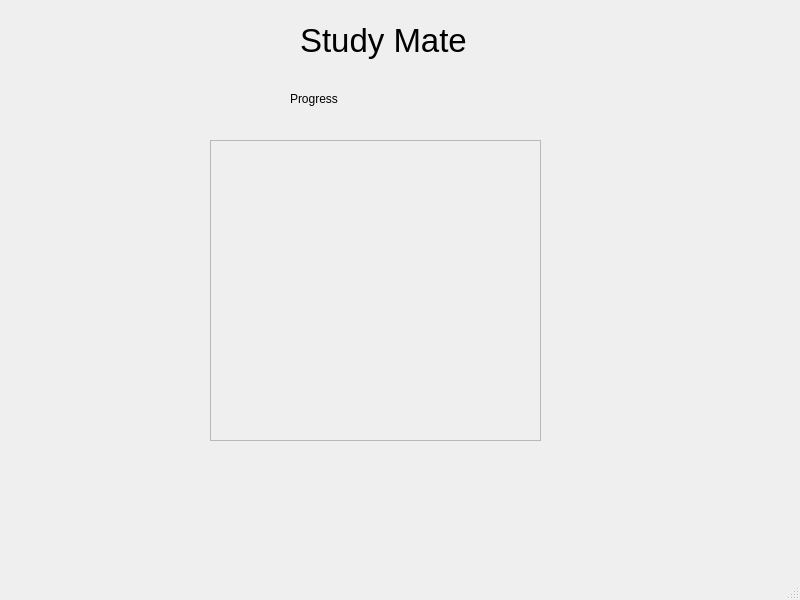
Old version of the form gui.ui in the repository yaswanthbb/Study-Mate.
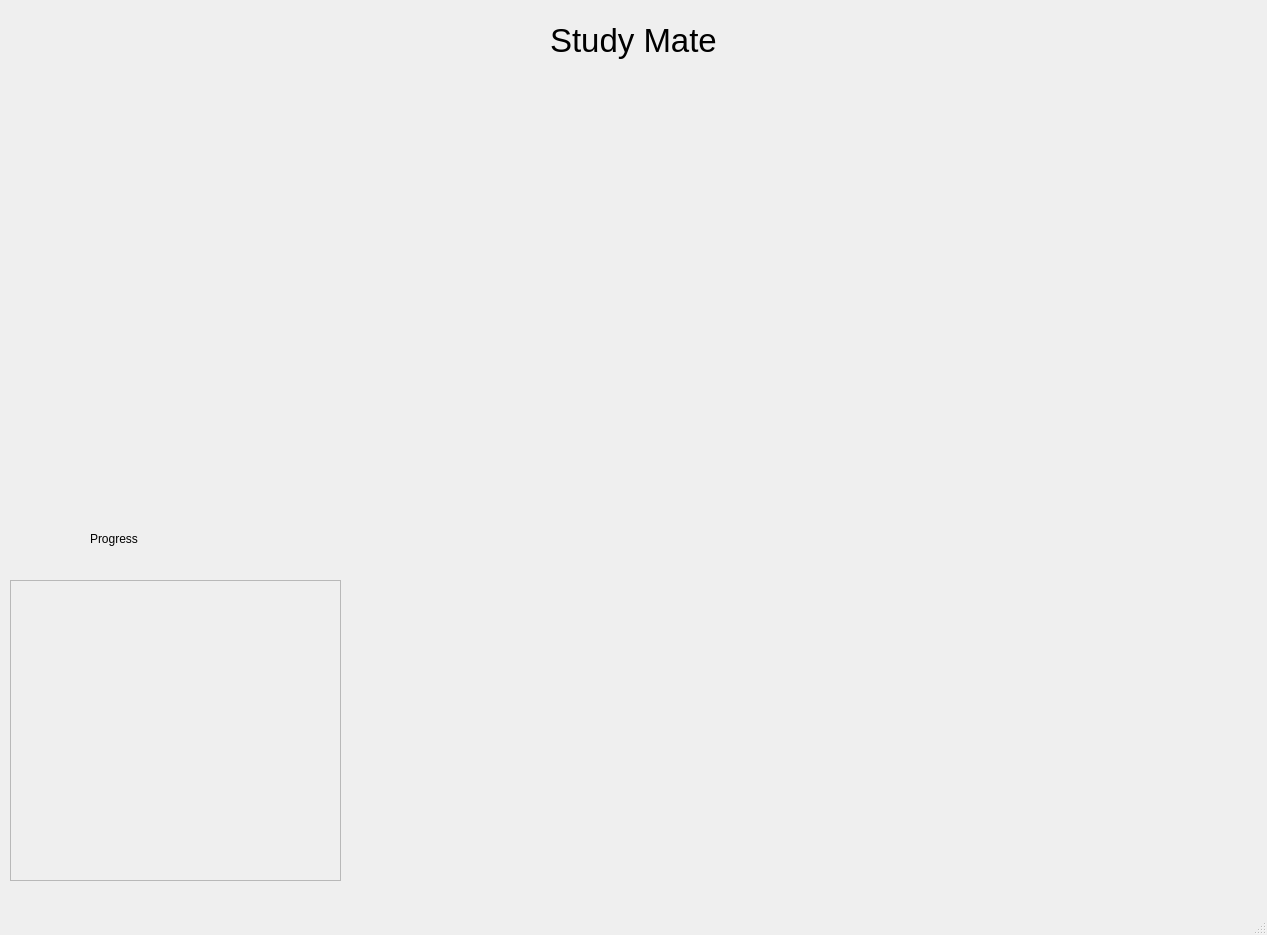
New version of the form.

Commit message: Change Alignment - Change Frame Alignment to Horizontal - Move Progress Bars Frame to Bottom - Add Adjustments [Ticket: 109]

```diff
--- a/gui.ui
+++ b/gui.ui
@@ -6,8 +6,8 @@
    <rect>
     <x>0</x>
     <y>0</y>
-    <width>800</width>
-    <height>600</height>
+    <width>1267</width>
+    <height>935</height>
    </rect>
   </property>
   <property name="windowTitle">
@@ -17,7 +17,7 @@
    <widget class="QLabel" name="label">
     <property name="geometry">
      <rect>
-      <x>300</x>
+      <x>550</x>
       <y>10</y>
       <width>291</width>
       <height>61</height>
@@ -35,8 +35,8 @@
    <widget class="QLabel" name="label_2">
     <property name="geometry">
      <rect>
-      <x>290</x>
-      <y>90</y>
+      <x>90</x>
+      <y>530</y>
       <width>67</width>
       <height>17</height>
      </rect>
@@ -48,8 +48,8 @@
    <widget class="QFrame" name="progressFrame">
     <property name="geometry">
      <rect>
-      <x>210</x>
-      <y>140</y>
+      <x>10</x>
+      <y>580</y>
       <width>331</width>
       <height>301</height>
      </rect>
```
The commit also changes 1 other file.
